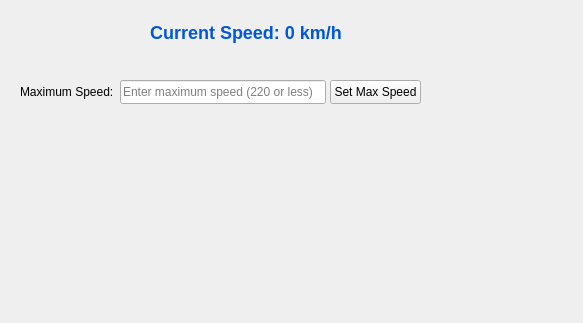
ladeee21/project3_Section2_Group2, file CSCN72030-project 3/SpeedTop.ui: the form before one commit.
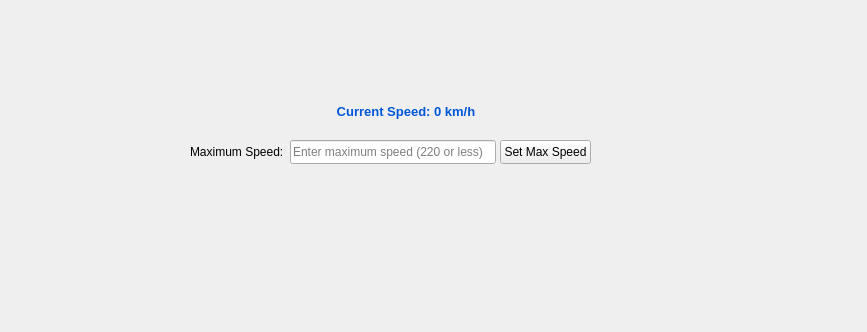
The form after the commit.

Commit message: speed and other incusion

Patch:
```diff
--- a/CSCN72030-project 3/SpeedTop.ui
+++ b/CSCN72030-project 3/SpeedTop.ui
@@ -6,8 +6,8 @@
    <rect>
     <x>0</x>
     <y>0</y>
-    <width>583</width>
-    <height>323</height>
+    <width>867</width>
+    <height>332</height>
    </rect>
   </property>
   <property name="windowTitle">
@@ -16,8 +16,8 @@
   <widget class="QLabel" name="speedDisplay">
    <property name="geometry">
     <rect>
-     <x>150</x>
-     <y>20</y>
+     <x>310</x>
+     <y>100</y>
      <width>192</width>
      <height>24</height>
     </rect>
@@ -30,7 +30,7 @@
                         </string>
    </property>
    <property name="text">
-    <string>Current Speed: 0 km/h</string>
+    <string>&lt;html&gt;&lt;head/&gt;&lt;body&gt;&lt;p align=&quot;center&quot;&gt;&lt;span style=&quot; font-size:10pt;&quot;&gt;Current Speed: 0 km/h&lt;/span&gt;&lt;/p&gt;&lt;/body&gt;&lt;/html&gt;</string>
    </property>
    <property name="alignment">
     <set>Qt::AlignmentFlag::AlignCenter</set>
@@ -50,8 +50,8 @@
   <widget class="QLabel" name="maxSpeedLabel">
    <property name="geometry">
     <rect>
-     <x>20</x>
-     <y>80</y>
+     <x>190</x>
+     <y>140</y>
      <width>92</width>
      <height>24</height>
     </rect>
@@ -63,8 +63,8 @@
   <widget class="QLineEdit" name="maxSpeedInput">
    <property name="geometry">
     <rect>
-     <x>120</x>
-     <y>80</y>
+     <x>290</x>
+     <y>140</y>
      <width>206</width>
      <height>24</height>
     </rect>
@@ -79,8 +79,8 @@
   <widget class="QPushButton" name="setMaxSpeedButton">
    <property name="geometry">
     <rect>
-     <x>330</x>
-     <y>80</y>
+     <x>500</x>
+     <y>140</y>
      <width>91</width>
      <height>24</height>
     </rect>
```
Left out of the diff: 11 changed lines with no effect on the pictures. The commit also changes 22 other files.
